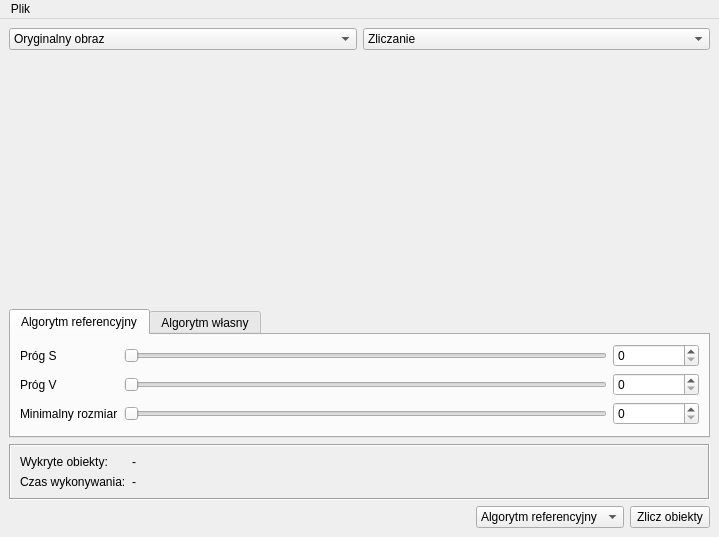
Above: ui/main_window.ui from MicKlu/pd-vision before the change. Below: the same form after it.
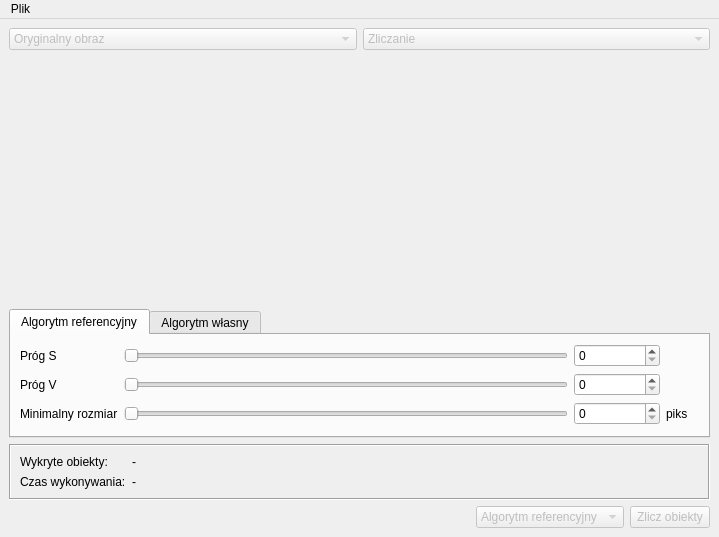
That is the form after the change. Custom widgets are drawn as their Qt base class.

Patch:
```diff
--- a/ui/main_window.ui
+++ b/ui/main_window.ui
@@ -33,6 +33,9 @@
        <layout class="QVBoxLayout" name="verticalLayout">
         <item>
          <widget class="QComboBox" name="imageComboLeft">
+          <property name="enabled">
+           <bool>false</bool>
+          </property>
           <property name="sizePolicy">
            <sizepolicy hsizetype="Preferred" vsizetype="Fixed">
             <horstretch>0</horstretch>
@@ -132,6 +135,9 @@
        <layout class="QVBoxLayout" name="verticalLayout_2">
         <item>
          <widget class="QComboBox" name="imageComboRight">
+          <property name="enabled">
+           <bool>false</bool>
+          </property>
           <property name="sizePolicy">
            <sizepolicy hsizetype="Preferred" vsizetype="Fixed">
             <horstretch>0</horstretch>
@@ -309,6 +315,19 @@
               </property>
              </widget>
             </item>
+            <item>
+             <widget class="QLabel" name="label_4">
+              <property name="minimumSize">
+               <size>
+                <width>33</width>
+                <height>0</height>
+               </size>
+              </property>
+              <property name="text">
+               <string/>
+              </property>
+             </widget>
+            </item>
            </layout>
           </item>
           <item row="1" column="0">
@@ -355,6 +374,19 @@
               </property>
              </widget>
             </item>
+            <item>
+             <widget class="QLabel" name="label_5">
+              <property name="minimumSize">
+               <size>
+                <width>33</width>
+                <height>0</height>
+               </size>
+              </property>
+              <property name="text">
+               <string/>
+              </property>
+             </widget>
+            </item>
            </layout>
           </item>
           <item row="2" column="0">
@@ -410,6 +442,19 @@
               </property>
              </widget>
             </item>
+            <item>
+             <widget class="QLabel" name="label_3">
+              <property name="minimumSize">
+               <size>
+                <width>33</width>
+                <height>0</height>
+               </size>
+              </property>
+              <property name="text">
+               <string>piks</string>
+              </property>
+             </widget>
+            </item>
            </layout>
           </item>
          </layout>
@@ -602,6 +647,9 @@
       </item>
       <item>
        <widget class="QComboBox" name="algorithmCombo">
+        <property name="enabled">
+         <bool>false</bool>
+        </property>
         <item>
          <property name="text">
           <string>Algorytm referencyjny</string>
@@ -616,6 +664,9 @@
       </item>
       <item>
        <widget class="QPushButton" name="countButton">
+        <property name="enabled">
+         <bool>false</bool>
+        </property>
         <property name="text">
          <string>Zlicz obiekty</string>
         </property>
```
Left out of the diff: 37 changed lines with no effect on the pictures.
